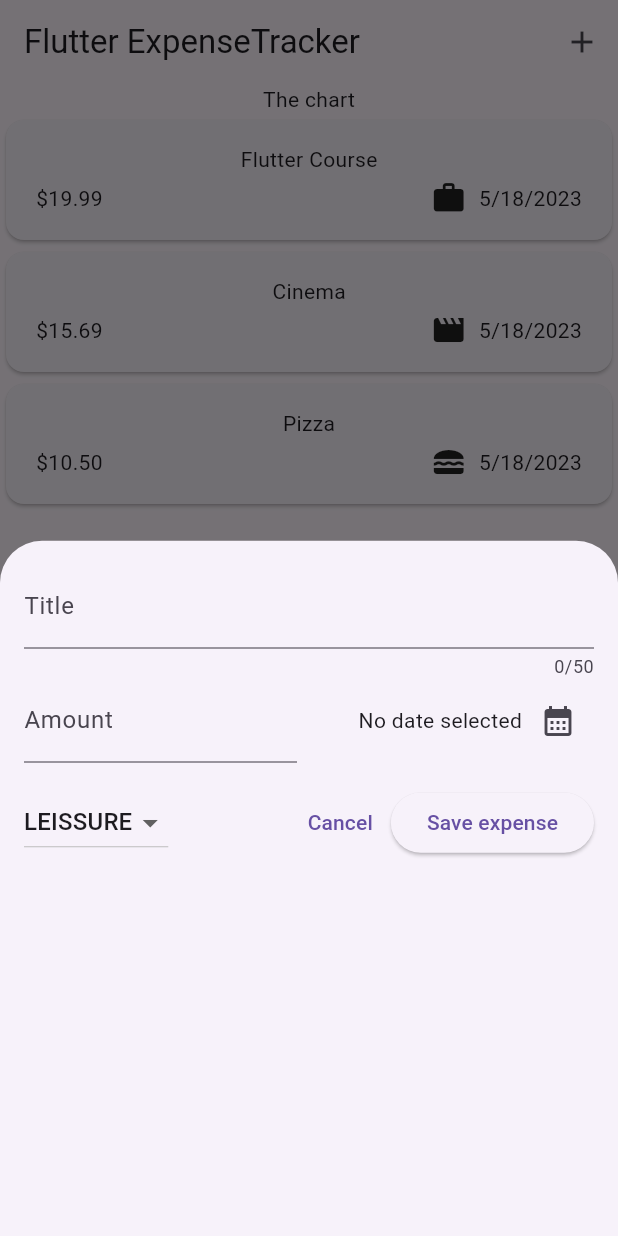
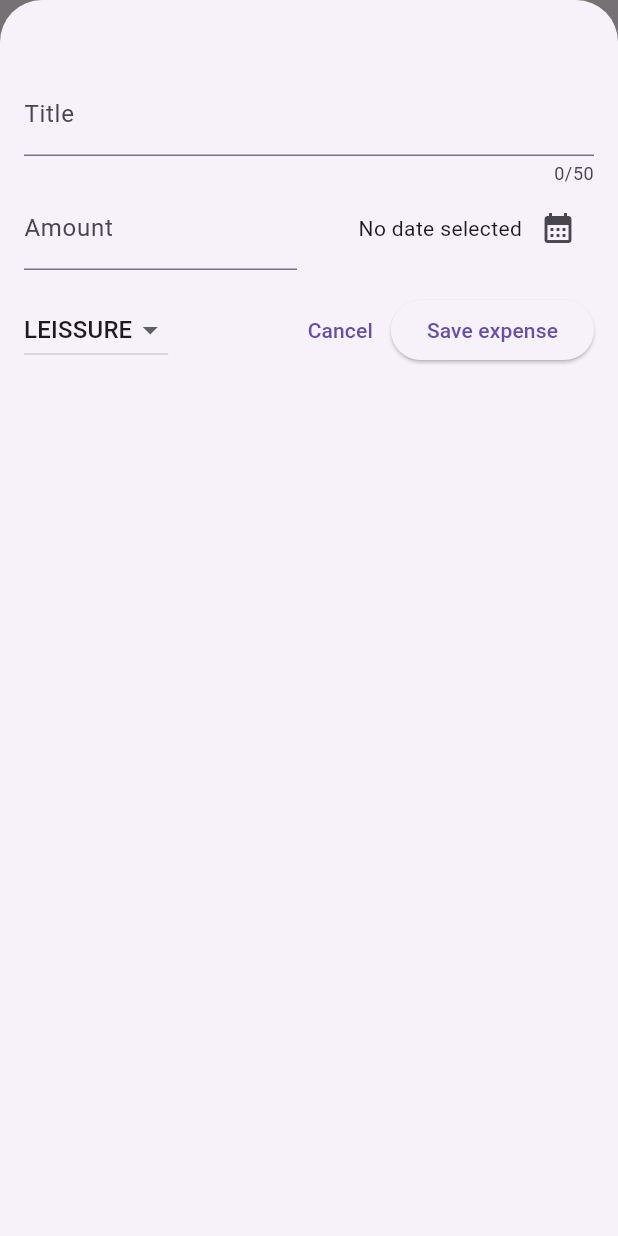
Before and after one commit to Mowgle88/expense_tracker, a Flutter app: the screen it shows after launch, after a tap on the "add" icon, on a phone screen of 412 x 824 dp. Run offline on Flutter 3.47's test engine with Material 2 defaults, Android fonts, the phone set to English and light mode, and no system bars.

Commit message:
feat: creating a fullscreen modal

```diff
--- a/lib/widgets/expenses.dart
+++ b/lib/widgets/expenses.dart
@@ -34,6 +34,7 @@ class _ExpensesState extends State<Expenses> {
 
   void _openAddExpenseOverlay() {
     showModalBottomSheet(
+      isScrollControlled: true,
       context: context,
       builder: (ctx) => NewExpense(onAddExpense: _addExpense),
     );
--- a/lib/widgets/new_expense.dart
+++ b/lib/widgets/new_expense.dart
@@ -74,7 +74,8 @@ class _NewExpenseState extends State<NewExpense> {
   @override
   Widget build(BuildContext context) {
     return Padding(
-      padding: const EdgeInsets.all(16),
+      // padding: const EdgeInsets.all(16),
+      padding: const EdgeInsets.fromLTRB(16, 48, 16, 16),
       child: Column(
         children: [
           TextField(
```
